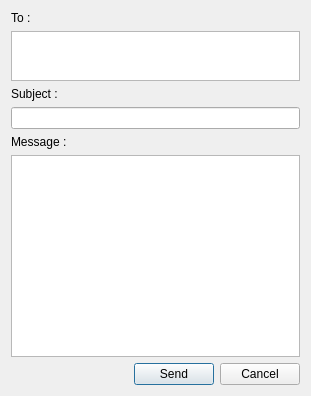
First picture: the form in src/qt/ui/user_send_mail.ui, repository maidsafe-archive/MaidSafe-Encrypt, before the edit.
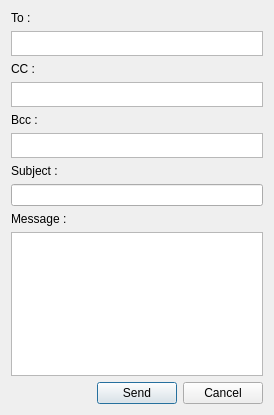
Second picture: the form after the edit.

Patch:
```diff
--- a/src/qt/ui/user_send_mail.ui
+++ b/src/qt/ui/user_send_mail.ui
@@ -6,8 +6,8 @@
    <rect>
     <x>0</x>
     <y>0</y>
-    <width>311</width>
-    <height>396</height>
+    <width>274</width>
+    <height>415</height>
    </rect>
   </property>
   <property name="sizePolicy">
@@ -30,47 +30,25 @@
      </property>
     </widget>
    </item>
-   <item row="1" column="0">
-    <widget class="QTextEdit" name="textEdit">
-     <property name="sizePolicy">
-      <sizepolicy hsizetype="Expanding" vsizetype="Preferred">
-       <horstretch>0</horstretch>
-       <verstretch>0</verstretch>
-      </sizepolicy>
-     </property>
-     <property name="maximumSize">
-      <size>
-       <width>16777215</width>
-       <height>50</height>
-      </size>
-     </property>
-     <property name="baseSize">
-      <size>
-       <width>0</width>
-       <height>0</height>
-      </size>
-     </property>
-    </widget>
-   </item>
-   <item row="2" column="0">
+   <item row="6" column="0">
     <widget class="QLabel" name="label_2">
      <property name="text">
       <string>Subject : </string>
      </property>
     </widget>
    </item>
-   <item row="3" column="0">
-    <widget class="QLineEdit" name="lineEdit"/>
+   <item row="7" column="0">
+    <widget class="QLineEdit" name="subjectTextEdit"/>
    </item>
-   <item row="4" column="0">
-    <widget class="QLabel" name="label_3">
+   <item row="8" column="0">
+    <widget class="QLabel" name="lblMessage">
      <property name="text">
       <string>Message :</string>
      </property>
     </widget>
    </item>
-   <item row="5" column="0">
-    <widget class="QTextEdit" name="textEdit_2">
+   <item row="9" column="0">
+    <widget class="QTextEdit" name="messageTextEdit">
      <property name="baseSize">
       <size>
        <width>0</width>
@@ -79,7 +57,7 @@
      </property>
     </widget>
    </item>
-   <item row="7" column="0">
+   <item row="11" column="0">
     <layout class="QHBoxLayout" name="horizontalLayout">
      <item>
       <spacer name="horizontalSpacer">
@@ -110,6 +88,68 @@
      </item>
     </layout>
    </item>
+   <item row="2" column="0">
+    <widget class="QLabel" name="lblcc">
+     <property name="text">
+      <string>CC :</string>
+     </property>
+    </widget>
+   </item>
+   <item row="3" column="0">
+    <widget class="QTextEdit" name="ccTextEdit">
+     <property name="sizePolicy">
+      <sizepolicy hsizetype="Expanding" vsizetype="Preferred">
+       <horstretch>0</horstretch>
+       <verstretch>0</verstretch>
+      </sizepolicy>
+     </property>
+     <property name="maximumSize">
+      <size>
+       <width>16777215</width>
+       <height>25</height>
+      </size>
+     </property>
+    </widget>
+   </item>
+   <item row="1" column="0">
+    <widget class="QTextEdit" name="toTextEdit">
+     <property name="sizePolicy">
+      <sizepolicy hsizetype="Expanding" vsizetype="Preferred">
+       <horstretch>0</horstretch>
+       <verstretch>0</verstretch>
+      </sizepolicy>
+     </property>
+     <property name="maximumSize">
+      <size>
+       <width>16777215</width>
+       <height>25</height>
+      </size>
+     </property>
+     <property name="baseSize">
+      <size>
+       <width>0</width>
+       <height>0</height>
+      </size>
+     </property>
+    </widget>
+   </item>
+   <item row="4" column="0">
+    <widget class="QLabel" name="lblBcc">
+     <property name="text">
+      <string>Bcc :</string>
+     </property>
+    </widget>
+   </item>
+   <item row="5" column="0">
+    <widget class="QTextEdit" name="bccTextEdit">
+     <property name="maximumSize">
+      <size>
+       <width>16777215</width>
+       <height>25</height>
+      </size>
+     </property>
+    </widget>
+   </item>
   </layout>
  </widget>
  <resources/>
```
